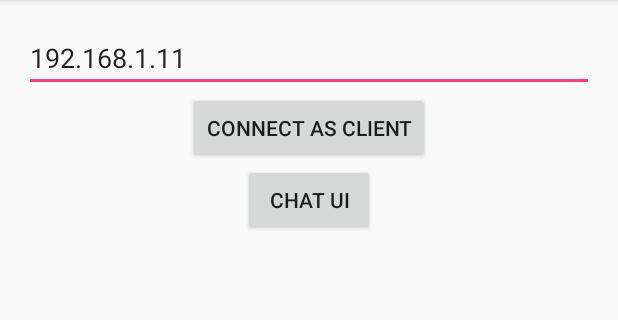
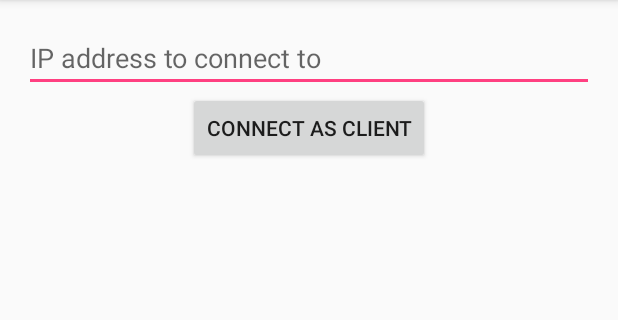
Before and after one commit to giovanni-t/remote-access, an Android app: the screen it shows after launch (MainActivity), after a tap on "CONNECT AS CLIENT", on a phone screen of 412 x 824 dp, the part 84-404 px from its top. Run offline under Robolectric (Android 15) with nearby library versions, the phone set to English and light mode, and no system bars.

Commit message:
Removed server and old gui buttons from main activity

```diff
--- a/RemoteApp/app/src/main/java/com/example/mobserv/remoteapp/MainActivity.java
+++ b/RemoteApp/app/src/main/java/com/example/mobserv/remoteapp/MainActivity.java
@@ -18,19 +18,7 @@ public class MainActivity extends AppCompatActivity {
         setContentView(R.layout.activity_main);
     }
 
-    public void onClickServer (View view ){
-        startActivity(new Intent("com.example.mobserv.remoteapp.ServerActivity"));
-    }
-
     public void onClickClient (View view){
-        Intent it = new Intent("com.example.mobserv.remoteapp.ClientActivity");
-        EditText etIpaddr = (EditText) findViewById(R.id.idIpAddrEditText);
-        String address = etIpaddr.getText().toString();
-        it.putExtra(MyConstants.TAG_SERVERIP, address);
-        startActivity(it);
-    }
-
-    public void onClickChatUI (View view){
         Intent it = new Intent(MainActivity.this, ChatActivity.class);
         String address = ((EditText) findViewById(R.id.idIpAddrEditText)).getText().toString();
         it.putExtra(MyConstants.TAG_SERVERIP, address);
--- a/RemoteApp/app/src/main/res/layout/activity_main.xml
+++ b/RemoteApp/app/src/main/res/layout/activity_main.xml
@@ -17,7 +17,6 @@
         android:layout_height="wrap_content"
         android:id="@+id/idIpAddrEditText"
         android:inputType="text"
-        android:text="192.168.1.11"
         />
     <Button
         android:text="Connect as Client"
@@ -26,12 +25,5 @@
         android:layout_gravity="center_horizontal"
         android:onClick="onClickClient"
         />
-    <Button
-        android:text="Chat UI"
-        android:layout_width="wrap_content"
-        android:layout_height="wrap_content"
-        android:layout_gravity="center_horizontal"
-        android:onClick="onClickChatUI"
-        />
 
 </LinearLayout>
```
